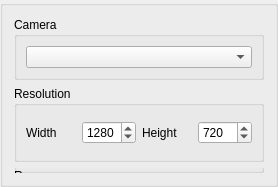
Above: app/ui/exportmovieoptions.ui from pencil2d/pencil before the change. Below: the same form after it.
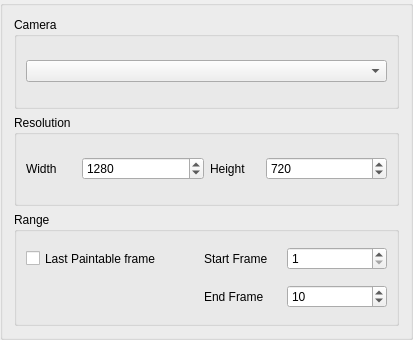
That is the form after the change.

Commit message: Added ability to export between ranged values.

```diff
--- a/app/ui/exportmovieoptions.ui
+++ b/app/ui/exportmovieoptions.ui
@@ -2,12 +2,26 @@
 <ui version="4.0">
  <class>ExportMovieOptions</class>
  <widget class="QGroupBox" name="ExportMovieOptions">
+  <property name="geometry">
+   <rect>
+    <x>0</x>
+    <y>0</y>
+    <width>413</width>
+    <height>340</height>
+   </rect>
+  </property>
   <property name="sizePolicy">
    <sizepolicy hsizetype="Preferred" vsizetype="Minimum">
     <horstretch>0</horstretch>
     <verstretch>0</verstretch>
    </sizepolicy>
   </property>
+  <property name="minimumSize">
+   <size>
+    <width>315</width>
+    <height>0</height>
+   </size>
+  </property>
   <layout class="QVBoxLayout" name="verticalLayout">
    <item>
     <widget class="QGroupBox" name="groupBox_4">
@@ -89,51 +103,140 @@
     </widget>
    </item>
    <item>
-    <widget class="QGroupBox" name="rangeGroupBox">
-     <property name="enabled">
-      <bool>true</bool>
-     </property>
-     <property name="sizePolicy">
-      <sizepolicy hsizetype="Minimum" vsizetype="Fixed">
-       <horstretch>0</horstretch>
-       <verstretch>0</verstretch>
-      </sizepolicy>
-     </property>
-     <property name="maximumSize">
-      <size>
-       <width>16777215</width>
-       <height>5</height>
-      </size>
-     </property>
+    <widget class="QGroupBox" name="frameRangeGroupBox">
      <property name="title">
       <string>Range</string>
      </property>
-     <layout class="QHBoxLayout" name="horizontalLayout_2">
-      <item>
-       <widget class="QLabel" name="label_3">
+     <layout class="QGridLayout" name="gridLayout_2">
+      <property name="leftMargin">
+       <number>9</number>
+      </property>
+      <property name="topMargin">
+       <number>9</number>
+      </property>
+      <property name="rightMargin">
+       <number>9</number>
+      </property>
+      <property name="bottomMargin">
+       <number>9</number>
+      </property>
+      <property name="spacing">
+       <number>3</number>
+      </property>
+      <item row="0" column="2">
+       <widget class="QLabel" name="startLabel">
+        <property name="sizePolicy">
+         <sizepolicy hsizetype="Fixed" vsizetype="Fixed">
+          <horstretch>0</horstretch>
+          <verstretch>0</verstretch>
+         </sizepolicy>
+        </property>
+        <property name="minimumSize">
+         <size>
+          <width>80</width>
+          <height>35</height>
+         </size>
+        </property>
+        <property name="toolTip">
+         <string>The first frame you want to include in the exported movie</string>
+        </property>
         <property name="text">
-         <string>Start</string>
+         <string>Start Frame</string>
         </property>
        </widget>
       </item>
-      <item>
-       <widget class="QSpinBox" name="startSpinbox">
+      <item row="0" column="3">
+       <widget class="QSpinBox" name="startSpinBox">
+        <property name="minimum">
+         <number>1</number>
+        </property>
         <property name="maximum">
          <number>99999</number>
         </property>
+        <property name="value">
+         <number>1</number>
+        </property>
        </widget>
       </item>
-      <item>
-       <widget class="QLabel" name="label_4">
+      <item row="0" column="1">
+       <spacer name="horizontalSpacer">
+        <property name="orientation">
+         <enum>Qt::Horizontal</enum>
+        </property>
+        <property name="sizeType">
+         <enum>QSizePolicy::Fixed</enum>
+        </property>
+        <property name="sizeHint" stdset="0">
+         <size>
+          <width>40</width>
+          <height>20</height>
+         </size>
+        </property>
+       </spacer>
+      </item>
+      <item row="1" column="2">
+       <widget class="QLabel" name="endLabel">
+        <property name="sizePolicy">
+         <sizepolicy hsizetype="Fixed" vsizetype="Fixed">
+          <horstretch>0</horstretch>
+          <verstretch>0</verstretch>
+         </sizepolicy>
+        </property>
+        <property name="minimumSize">
+         <size>
+          <width>80</width>
+          <height>35</height>
+         </size>
+        </property>
+        <property name="toolTip">
+         <string>The last frame you want to include in the exported movie</string>
+        </property>
         <property name="text">
-         <string>End</string>
+         <string>End Frame</string>
         </property>
        </widget>
       </item>
-      <item>
+      <item row="1" column="3">
        <widget class="QSpinBox" name="endSpinBox">
+        <property name="minimum">
+         <number>1</number>
+        </property>
         <property name="maximum">
-         <number>99999</number>
+         <number>999999</number>
+        </property>
+        <property name="value">
+         <number>10</number>
+        </property>
+       </widget>
+      </item>
+      <item row="0" column="0">
+       <widget class="QCheckBox" name="frameCheckBox">
+        <property name="sizePolicy">
+         <sizepolicy hsizetype="Fixed" vsizetype="Fixed">
+          <horstretch>0</horstretch>
+          <verstretch>0</verstretch>
+         </sizepolicy>
+        </property>
+        <property name="minimumSize">
+         <size>
+          <width>50</width>
+          <height>35</height>
+         </size>
+        </property>
+        <property name="baseSize">
+         <size>
+          <width>0</width>
+          <height>0</height>
+         </size>
+        </property>
+        <property name="toolTip">
+         <string>&lt;html&gt;&lt;head/&gt;&lt;body&gt;&lt;p&gt;End frame is set to last paintable keyframe (Useful when you only want to export to the last animated frame)&lt;/p&gt;&lt;/body&gt;&lt;/html&gt;</string>
+        </property>
+        <property name="whatsThis">
+         <string/>
+        </property>
+        <property name="text">
+         <string>Last Paintable frame</string>
         </property>
        </widget>
       </item>
```
The commit also changes 6 other files.
